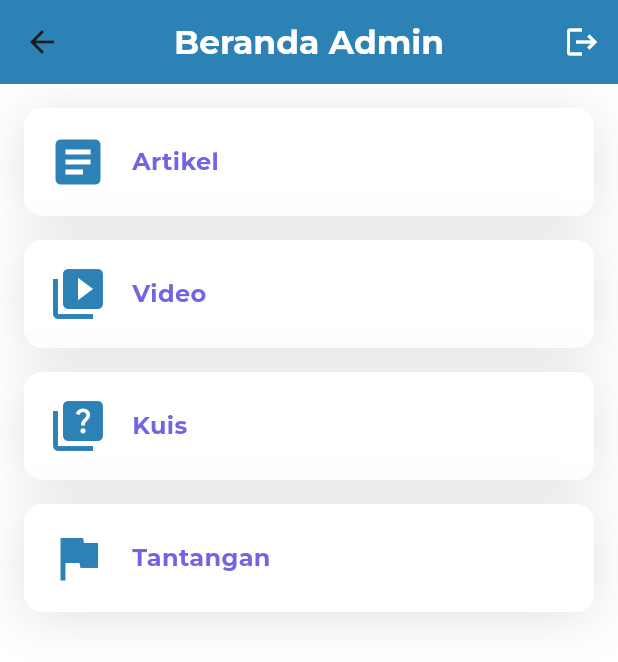
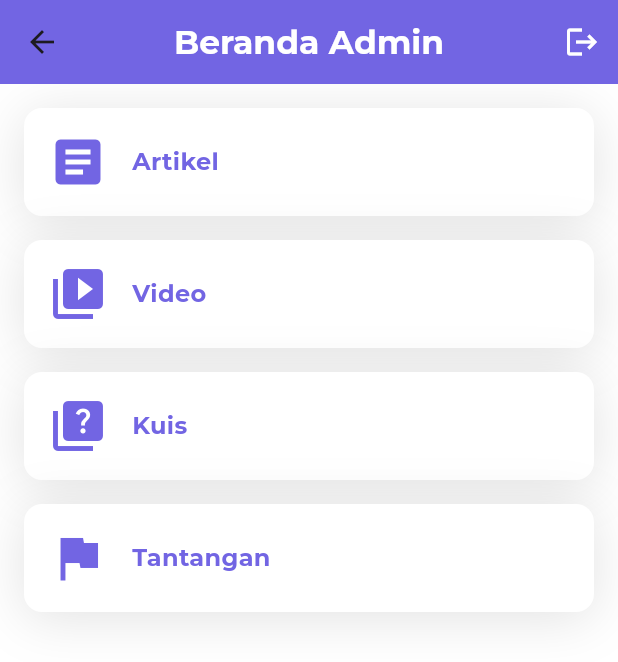
Before and after one commit to Azmi010/financiago, a Flutter app: the HomepageAdminView screen opened by its route, on a phone screen of 412 x 824 dp. Shown: the top 662 px of the screen. Run offline on Flutter 3.47's test engine with Material 3 defaults, Android fonts, the phone set to English and light mode, and no system bars; our stand-ins replace carousel_slider, cloud_firestore, dio, firebase_auth, firebase_core, firebase_storage and 11 more; missing offline and left inert: midtrans_sdk; accounts and stored records are empty; network calls fail.

Commit message:
feat: fix UI pemasukan & pengeluaran

```diff
--- a/lib/app/modules/Admin/homepageAdmin/views/homepage_admin_view.dart
+++ b/lib/app/modules/Admin/homepageAdmin/views/homepage_admin_view.dart
@@ -16,7 +16,7 @@ class HomepageAdminView extends GetView<HomepageAdminController> {
           style: TextStyle(fontWeight: FontWeight.bold, color: Colors.white),
         ),
         centerTitle: true,
-        backgroundColor: Utils.biruDua,
+        backgroundColor: Utils.biruSatu,
         actions: [
           IconButton(
             onPressed: () => homepageAdminController.logout(),
@@ -86,7 +86,7 @@ class HomepageAdminView extends GetView<HomepageAdminController> {
             Icon(
               icon,
               size: 40,
-              color: Utils.biruDua,
+              color: Utils.biruSatu,
             ),
             const SizedBox(width: 16),
             Text(
--- a/lib/app/modules/User/analysis/views/analysis_view.dart
+++ b/lib/app/modules/User/analysis/views/analysis_view.dart
@@ -14,7 +14,6 @@ class AnalysisView extends GetView<AnalysisController> {
     final AnalysisResultController analysisResultController =
         Get.put(AnalysisResultController());
     final AnalysisController controller = Get.put(AnalysisController());
-    // Tambahkan controller untuk animasi
 
     return Scaffold(
       appBar: AppBar(
@@ -39,7 +38,7 @@ class AnalysisView extends GetView<AnalysisController> {
                 ),
                 child: const Center(
                   child: Text(
-                    'Hi, aku robo-finance. aku adalah AI yang akan mendampingimu di dalam aplikasi Kelola.In!',
+                    'Hi, aku financia-bot. aku adalah AI yang akan mendampingimu di dalam aplikasi Kelola.In!',
                     textAlign: TextAlign.center,
                     style: TextStyle(fontSize: 16, color: Colors.white),
                   ),
--- a/lib/app/modules/User/finance/views/widgets/pemasukan_list_page.dart
+++ b/lib/app/modules/User/finance/views/widgets/pemasukan_list_page.dart
@@ -64,7 +64,7 @@ class PemasukanListPage extends GetView<PemasukanController> {
                   Container(
                     padding: const EdgeInsets.symmetric(horizontal: 8, vertical: 4),
                     decoration: BoxDecoration(
-                      color: Utils.biruDua,
+                      color: Utils.biruSatu,
                       borderRadius: BorderRadius.circular(10),
                     ),
                     child: Text(
@@ -240,7 +240,7 @@ class PemasukanListPage extends GetView<PemasukanController> {
                   },
                 );
               },
-              backgroundColor: Utils.biruDua,
+              backgroundColor: Utils.biruSatu,
               child: const Icon(Icons.add, color: Colors.white),
             ),
           ),
--- a/lib/app/modules/User/finance/views/widgets/pengeluaran_list_page.dart
+++ b/lib/app/modules/User/finance/views/widgets/pengeluaran_list_page.dart
@@ -209,7 +209,7 @@ class PengeluaranListPage extends GetView<PengeluaranController> {
                             expense['title'] ?? 'Unknown',
                             (expense['nominal'] as num).toDouble(),
                             expense['category'] ?? 'Unknown',
-                            Utils.biruDua,
+                            Utils.biruSatu,
                             expense['date'] is DateTime
                                 ? expense['date'] as DateTime
                                 : DateTime.parse(expense['date'].toString()),
@@ -265,7 +265,7 @@ class PengeluaranListPage extends GetView<PengeluaranController> {
                   },
                 );
               },
-              backgroundColor: Utils.biruDua,
+              backgroundColor: Utils.biruSatu,
               child: const Icon(Icons.add, color: Colors.white),
             ),
           ),
--- a/lib/app/modules/User/homepage/views/homepage_view.dart
+++ b/lib/app/modules/User/homepage/views/homepage_view.dart
@@ -231,8 +231,7 @@ class HomepageView extends GetView<HomepageController> {
                                 ),
                               ),
                             ),
-                            // Gradient Overlay
-                            Positioned(
+                            Positioned.fill(
                               left: 0,
                               top: 0,
                               child: GestureDetector(
--- a/pubspec.yaml
+++ b/pubspec.yaml
@@ -36,6 +36,7 @@ dependencies:
   midtrans_sdk: ^0.4.0
   dio: ^5.5.0+1
   google_generative_ai: ^0.4.5
+  flutter_jailbreak_detection: ^1.10.0
 
 dev_dependencies:
   flutter_lints: 4.0.0
```
Also changed, not shown: pubspec.lock.
